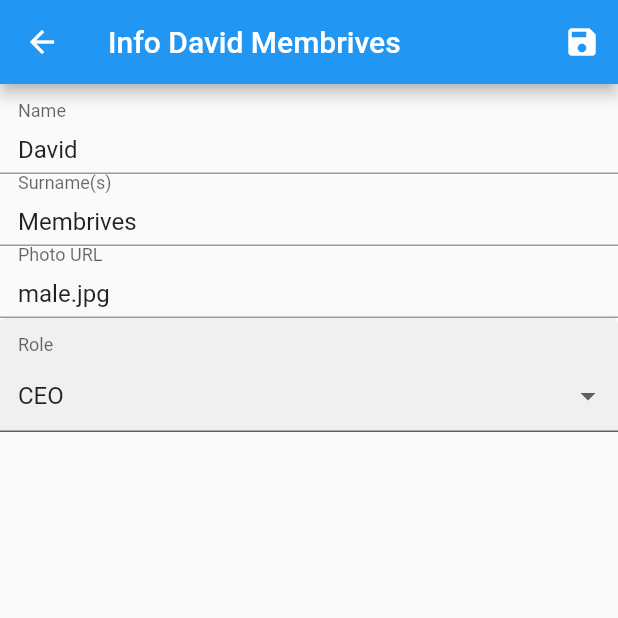
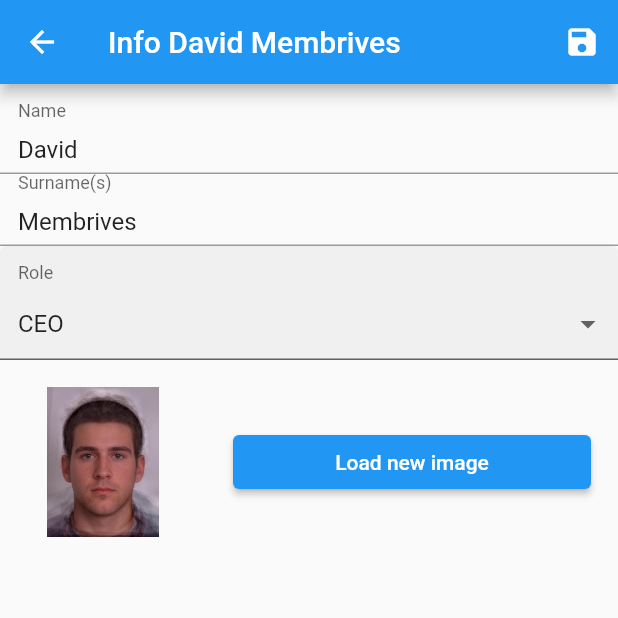
Before and after one commit to david1707/staff_organizer, a Flutter app: the screen it shows after launch, after a tap on an icon or button, on a phone screen of 412 x 824 dp, the top half of it. Run offline on Flutter 3.47's test engine with Material 2 defaults, Android fonts, the phone set to English and light mode, and no system bars; drawn by our look-alikes of dropdown_formfield.

Commit message:
Added image_picker package + switched image from just displaying the text to a Row with an image preview and a Elevated button to load a new image

```diff
--- a/lib/screens/staff_info.dart
+++ b/lib/screens/staff_info.dart
@@ -52,15 +52,6 @@ class _StaffInfoScreenState extends State<StaffInfoScreen> {
               children: [
                 StaffUpdateTextFormField('Name', staff.name),
                 StaffUpdateTextFormField('Surname(s)', staff.surnames),
-                // TODO Change URL to real image
-                TextFormField(
-                  decoration: InputDecoration(
-                      labelText: 'Photo URL',
-                      contentPadding: EdgeInsets.symmetric(horizontal: 12)),
-                  initialValue: '${staff.photoName}',
-                  textInputAction: TextInputAction.next,
-                ),
-                // TODO Improve styling
                 DropDownFormField(
                   titleText: 'Role',
                   hintText: 'Please choose one role',
@@ -104,6 +95,31 @@ class _StaffInfoScreenState extends State<StaffInfoScreen> {
                   textField: 'display',
                   valueField: 'value',
                 ),
+                Row(
+                  children: [
+                    Expanded(
+                      flex: 1,
+                      child: Padding(
+                        padding: const EdgeInsets.symmetric(vertical: 18.0),
+                        child: Image.asset(
+                          'assets/images/${staff.photoName}',
+                          height: 100,
+                        ),
+                      ),
+                    ),
+                    Expanded(
+                      flex: 2,
+                      child: Padding(
+                        padding: const EdgeInsets.symmetric(horizontal: 18.0),
+                        child: ElevatedButton(
+                          onPressed: () {},
+                          child: Text('Load new image'),
+                        ),
+                      ),
+                    ),
+                  ],
+                ),
+                // TODO Improve styling
               ],
             ),
           ),
--- a/pubspec.yaml
+++ b/pubspec.yaml
@@ -29,6 +29,7 @@ dependencies:
   # Use with the CupertinoIcons class for iOS style icons.
   cupertino_icons: ^1.0.2
   dropdown_formfield: ^0.1.3
+  image_picker: ^0.7.5+3
 
 dev_dependencies:
   flutter_test:
```
Also changed, not shown: pubspec.lock.
